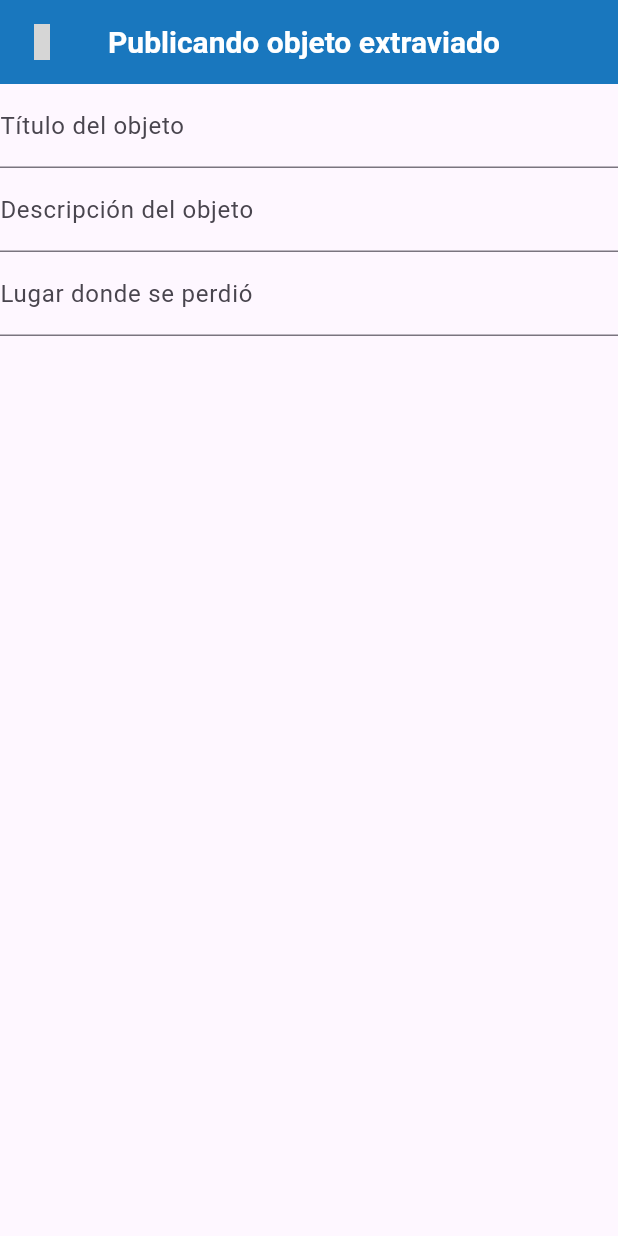
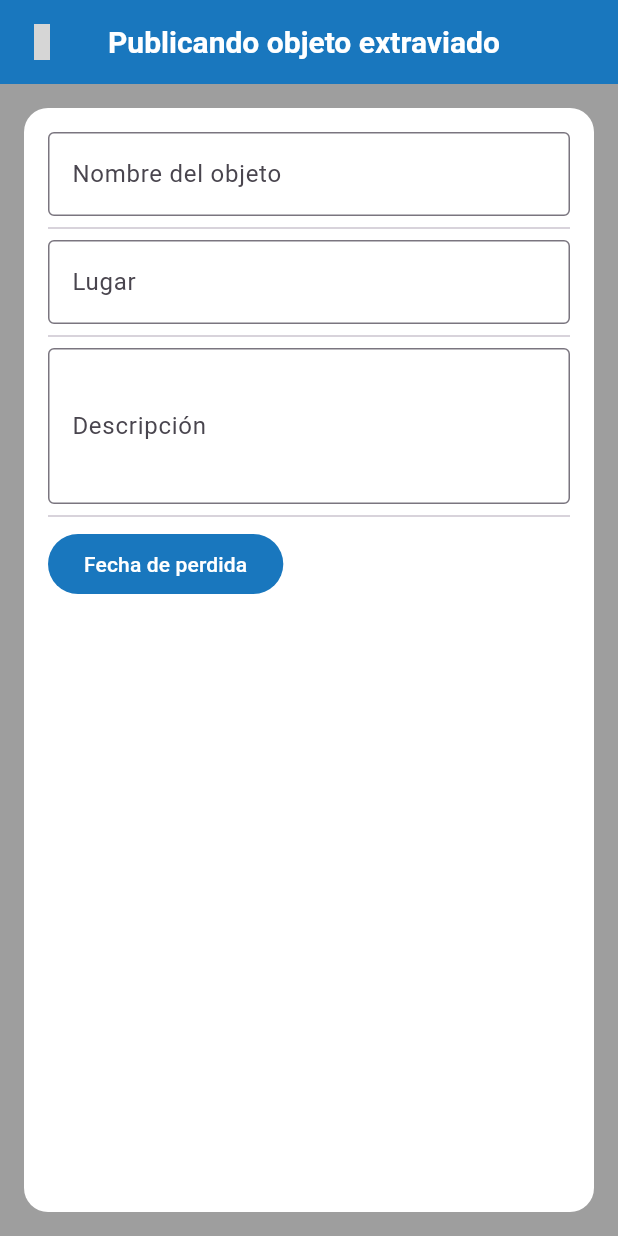
Before and after one commit to mcayos/dam_2026_project, a Flutter app: the AddObject screen opened directly, on a phone screen of 412 x 824 dp. Run offline on Flutter 3.47's test engine with Material 3 defaults, Android fonts, the phone set to English and light mode, and no system bars; our stand-ins replace cloud_firestore, firebase_auth, firebase_core, flutter_material_design_icons; accounts and stored records are empty; grey boxes are pictures that could not be loaded.

Commit message:
Imagenes habilitadas, nuevo color y formato de formulario.

```diff
--- a/lib/constants.dart
+++ b/lib/constants.dart
@@ -4,7 +4,8 @@ const Color cPrimario = Color(0xFFE10600);
 const Color cSecundario = Color(0xFF008452);
 const Color cTerciario = Color(0xFFF7AE00);
 const Color cFondo1 = Color.fromARGB(255, 25, 119, 190);
-const Color cFondo2 = Color.fromARGB(255, 255, 255, 255);
+const Color cFondo2 = Colors.white;
+const Color cFondo3 = Colors.grey;
 const Color cTextoClaro = Colors.white;
 const Color cTextoOscuro = Colors.black;
 
--- a/lib/pages/add_object.dart
+++ b/lib/pages/add_object.dart
@@ -24,6 +24,7 @@ class _AddObjectState extends State<AddObject> {
   @override
   Widget build(BuildContext context) {
     return Scaffold(
+      backgroundColor: cFondo3,
       appBar: AppBar(
         leading: IconButton(
           icon: Icon(MdiIcons.arrowLeft, color: cTextoClaro),
@@ -35,35 +36,77 @@ class _AddObjectState extends State<AddObject> {
         title:  Text('Publicando objeto extraviado', style: TextStyle(color: cTextoClaro, fontSize: 20, fontWeight: FontWeight.bold)),
 
       ),
-      body: Form(
-        child:
+      body: Container(
+        decoration: BoxDecoration(
+          color: cFondo2,
+          borderRadius: BorderRadius.all(
+            Radius.circular(16)
+          ),
+        ),
+        margin: EdgeInsets.all(16),
+        padding: EdgeInsets.all(16),
+        child: Form(
+          child:
             ListView(
               children:[
                 TextFormField(
                   controller: tituloCtrl,
                   decoration: InputDecoration(
-                    labelText: 'Título del objeto',
-                    hintText: 'Título del objeto'
+                    labelText: 'Nombre del objeto',
+                    border: OutlineInputBorder(),
                   )
                 ),
-                TextFormField(
-                  controller: descripcionCtrl,
-                  decoration: InputDecoration(
-                    labelText: 'Descripción del objeto',
-                    hintText: 'Descripción del objeto'
-                  )
-                ),
+
+                Divider(height: 16),
                 TextFormField(
                   controller: lugarCtrl,
                   decoration: InputDecoration(
-                    labelText: 'Lugar donde se perdió',
-                    hintText: 'Lugar donde se perdió'
+                    labelText: 'Lugar',
+                    border: OutlineInputBorder(),
                   )
                 ),
+                Divider(height: 16),
 
-              ]
-              ),
-        ),
-      );
+                TextFormField(
+                  maxLines: 3,
+                  controller: descripcionCtrl,
+                  decoration: InputDecoration(
+                    labelText: 'Descripción',
+                    border: OutlineInputBorder(),
+                    hintText: 'Escriba una descripción breve.'
+                  )
+                ),
+                Divider(height: 16),
+                Row(children: [
+                  FilledButton(
+                    style: FilledButton.styleFrom(
+                      backgroundColor: cFondo1,
+                      foregroundColor: cTextoClaro,
+                    ),
+                    onPressed: () async {
+                      DateTime? fecha = await showDatePicker(
+                        context: context,
+                        initialDate: DateTime.now(),
+                        firstDate: DateTime(2000),
+                        lastDate: DateTime(2100),
+                      );
+                      if (fecha != null) {
+                        setState(() {
+                          fechaCtrl = fecha;
+                        });
+                      }
+                    },
+                    child: Text(fechaCtrl == null
+                        ? 'Fecha de perdida'
+                        : 'Fecha seleccionada: $fechaCtrl'),
+                  ),
+                Expanded(child: VerticalDivider(width: 16))
+                ]
+              )
+            ],
+          ),
+        )
+      )
+    );
   }
 }
--- a/pubspec.yaml
+++ b/pubspec.yaml
@@ -62,7 +62,8 @@ flutter:
   uses-material-design: true
 
   # To add assets to your application, add an assets section, like this:
-  # assets:
+  assets:
+    assets/images/
   #   - images/a_dot_burr.jpeg
   #   - images/a_dot_ham.jpeg
 
```
